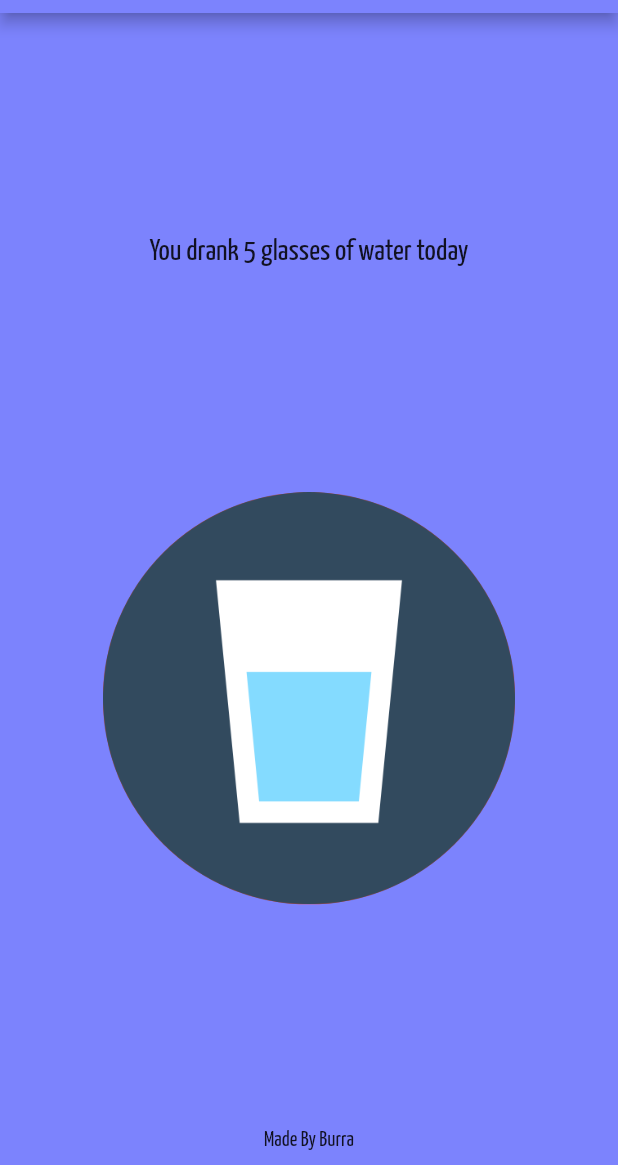
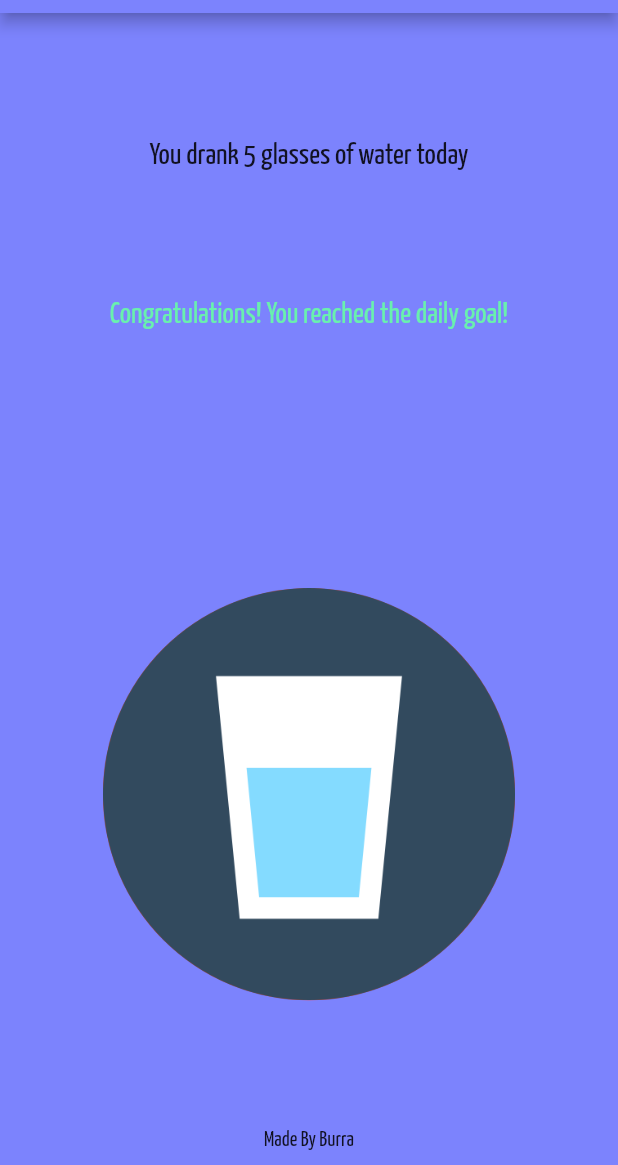
Before and after one commit to IBugraGezer/Flutter-Water-Reminder, a Flutter app: the screen it shows after launch, on a phone screen of 412 x 824 dp, the part 71-1236 px from its top. Run offline on Flutter 3.47's test engine with Material 2 defaults, Android fonts, the phone set to English and light mode, and no system bars; our stand-ins replace shared_preferences.

Commit message:
redesign the home view

```diff
--- a/lib/view/home/home_view.dart
+++ b/lib/view/home/home_view.dart
@@ -47,12 +47,22 @@ class _HomeViewState extends State<HomeView> with TickerProviderStateMixin {
     var screenSize = MediaQuery.of(context).size;
     return Center(
         child: Column(
-      mainAxisAlignment: MainAxisAlignment.spaceEvenly,
+      mainAxisAlignment: MainAxisAlignment.center,
       children: [
-        Column(
-          children: [
-            drankCounterText(context),
-          ],
+        Spacer(),
+        Container(
+          child: drankCounterText(context),
+        ),
+        Spacer(flex: 1),
+        Text(
+          "Congratulations! You reached the daily goal!",
+          style: Theme.of(context)
+              .textTheme
+              .headline6!
+              .copyWith(color: Colors.greenAccent),
+        ),
+        Spacer(
+          flex: 2,
         ),
         GestureDetector(
           onTapDown: (_) {
@@ -74,6 +84,7 @@ class _HomeViewState extends State<HomeView> with TickerProviderStateMixin {
             animationController: this.controller,
           ),
         ),
+        Spacer()
       ],
     ));
   }
```
